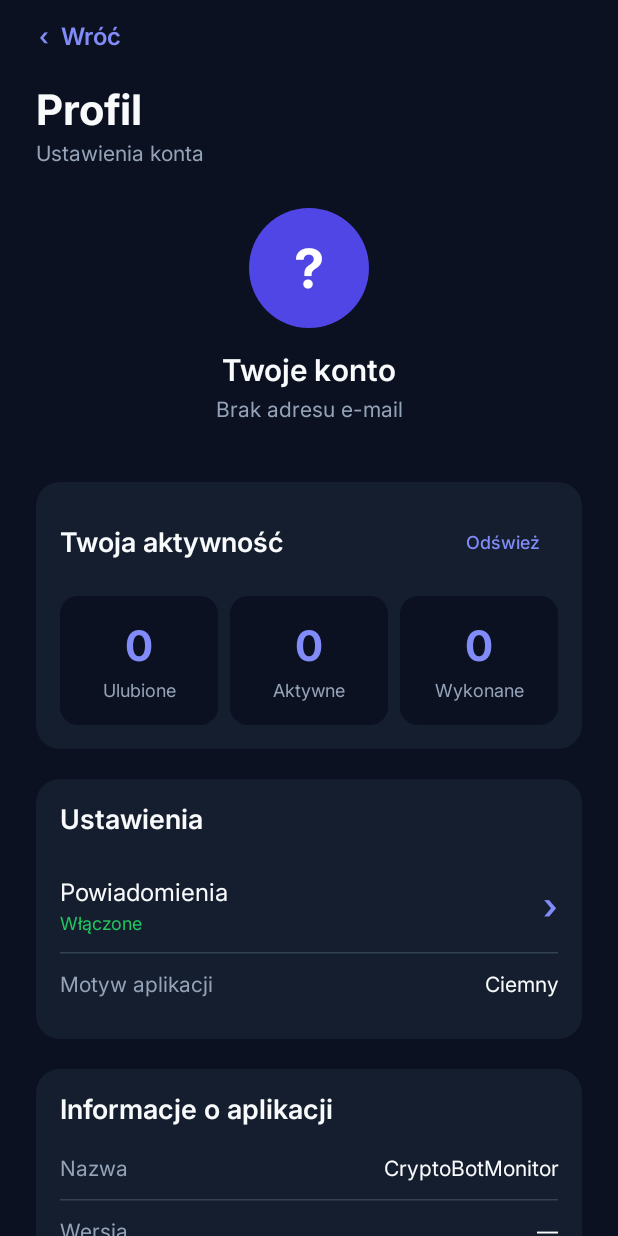
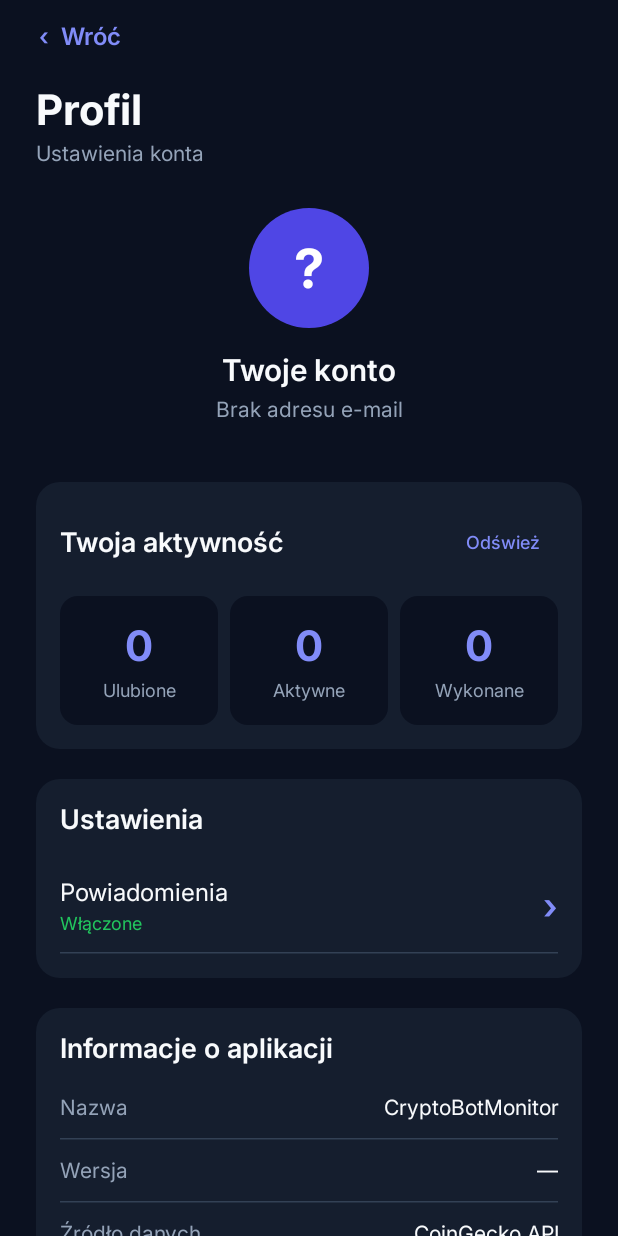
Before and after one commit to Smiian53696/CryptoBotMonitor, an Android app built with Jetpack Compose: the ProfileScreen screen opened through its navigation route, on a phone screen of 412 x 824 dp. Run offline under Robolectric (Android 15) with nearby library versions, the phone set to English and light mode, and no system bars; our stand-ins replace Firebase (no records; nobody signed in at launch, a user with empty details on screens opened directly); pictures from the network do not load; 1 statement that could not run was skipped.

Commit message:
Usunięcie nieaktywnej opcji motywu aplikacji

```diff
--- a/app/src/main/java/com/example/cryptobotmonitor/presentation/profile/ProfileScreen.kt
+++ b/app/src/main/java/com/example/cryptobotmonitor/presentation/profile/ProfileScreen.kt
@@ -223,10 +223,7 @@ fun ProfileScreen(
 
                 HorizontalDivider(color = CryptoBorder)
 
-                ProfileInfoRow(
-                    label = "Motyw aplikacji",
-                    value = "Ciemny"
-                )
+
             }
 
             Spacer(modifier = Modifier.height(20.dp))
```
